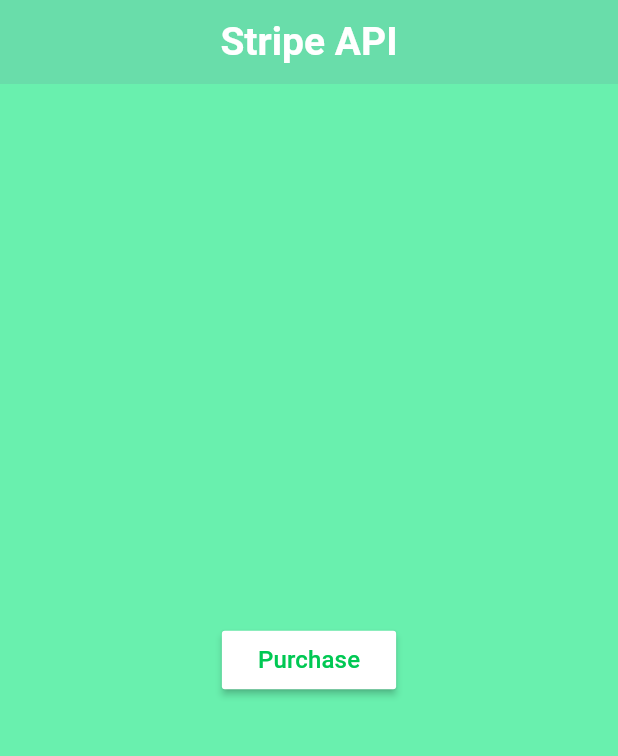
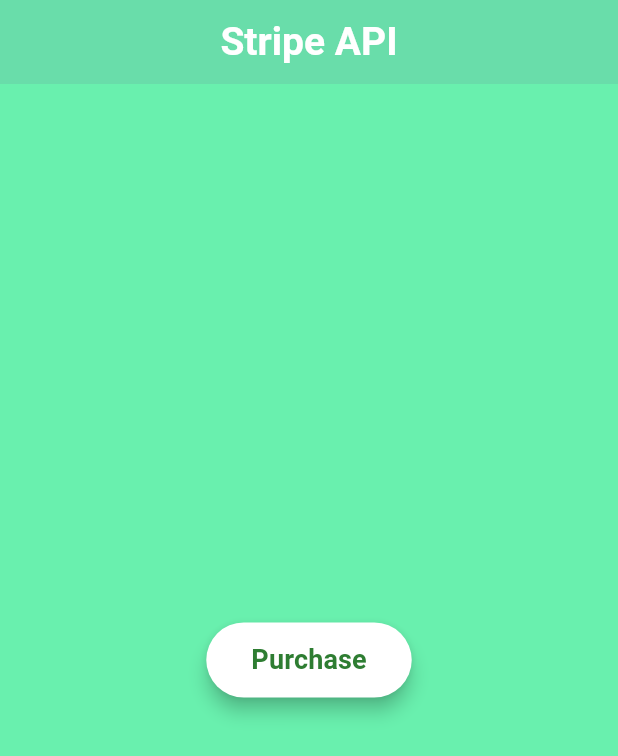
Before and after one commit to AbdullahAli2005/Stripe-API, a Flutter app: the screen it shows after launch, after a tap on "Purchase", on a phone screen of 412 x 824 dp. Shown: the top 756 px of the screen. Run offline on Flutter 3.47's test engine with Material 3 defaults, Android fonts, the phone set to English and light mode, and no system bars; our stand-ins replace dio, flutter_spinkit; missing offline and left inert: flutter_stripe; network calls fail.

Commit message:
Updated UI

```diff
--- a/lib/home_page.dart
+++ b/lib/home_page.dart
@@ -1,3 +1,55 @@
+// import 'package:flutter/material.dart';
+// import 'package:stripe_integration/services/stripe_service.dart';
+
+// class HomePage extends StatefulWidget {
+//   const HomePage({super.key});
+
+//   @override
+//   State<HomePage> createState() => _HomePageState();
+// }
+
+// class _HomePageState extends State<HomePage> {
+//   @override
+//   Widget build(BuildContext context) {
+//     return SafeArea(
+//       child: Scaffold(
+//         backgroundColor: Colors.greenAccent,
+//         appBar: AppBar(
+//           backgroundColor: Colors.greenAccent,
+//           elevation: 8,
+//           title: const Text(
+//             "Stripe API",
+//             style: TextStyle(
+//                 color: Colors.white, fontWeight: FontWeight.bold, fontSize: 26),
+//           ),
+//           centerTitle: true,
+//         ),
+//         body: SizedBox.expand(
+//           child: Column(
+//             mainAxisAlignment: MainAxisAlignment.center,
+//             crossAxisAlignment: CrossAxisAlignment.center,
+//             children: [
+//               MaterialButton(
+//                 onPressed: () {
+//                   StripeService.instance.makePayment();
+//                 },
+//                 color: Colors.white,
+//                 child: Padding(
+//                   padding: const EdgeInsets.all(8.0),
+//                   child: Text(
+//                     "Purchase",
+//                     style:
+//                         TextStyle(color: Colors.greenAccent[700], fontSize: 16),
+//                   ),
+//                 ),
+//               )
+//             ],
+//           ),
+//         ),
+//       ),
+//     );
+//   }
+// }
 import 'package:flutter/material.dart';
 import 'package:stripe_integration/services/stripe_service.dart';
 
@@ -11,9 +63,7 @@ class HomePage extends StatefulWidget {
 class _HomePageState extends State<HomePage> {
   @override
   Widget build(BuildContext context) {
-    return SafeArea(
-      child: Scaffold(
-        backgroundColor: Colors.greenAccent,
+    return Scaffold(
       appBar: AppBar(
         backgroundColor: Colors.greenAccent,
         elevation: 8,
@@ -24,26 +74,33 @@ class _HomePageState extends State<HomePage> {
         ),
         centerTitle: true,
       ),
-        body: SizedBox.expand(
-          child: Column(
-            mainAxisAlignment: MainAxisAlignment.center,
-            crossAxisAlignment: CrossAxisAlignment.center,
-            children: [
-              MaterialButton(
+      body: Container(
+        decoration: const BoxDecoration(
+          // gradient: LinearGradient(
+          //   colors: [Color(0xFF4CAF50), Color(0xFF2E7D32)], // Green gradient
+          //   begin: Alignment.topLeft,
+          //   end: Alignment.bottomRight,
+          // ),
+          color: Colors.greenAccent
+        ),
+        child: Center(
+          child: ElevatedButton(
             onPressed: () {
               StripeService.instance.makePayment();
             },
-                color: Colors.white,
-                child: Padding(
-                  padding: const EdgeInsets.all(8.0),
-                  child: Text(
+            style: ElevatedButton.styleFrom(
+              backgroundColor: Colors.white,
+              foregroundColor: Colors.green[800],
+              elevation: 5,
+              shape: RoundedRectangleBorder(
+                borderRadius: BorderRadius.circular(30),
+              ),
+              padding: const EdgeInsets.symmetric(horizontal: 30, vertical: 12),
+            ),
+            child: const Text(
               "Purchase",
-                    style:
-                        TextStyle(color: Colors.greenAccent[700], fontSize: 16),
+              style: TextStyle(fontSize: 18, fontWeight: FontWeight.bold),
             ),
-                ),
-              )
-            ],
           ),
         ),
       ),
--- a/lib/main.dart
+++ b/lib/main.dart
@@ -1,6 +1,7 @@
 import 'package:flutter/material.dart';
 import 'package:flutter_stripe/flutter_stripe.dart';
 import 'package:stripe_integration/consts.dart';
+import 'package:stripe_integration/splash_screen.dart';
 
 import 'home_page.dart';
 
@@ -20,13 +21,13 @@ class MyApp extends StatelessWidget {
   @override
   Widget build(BuildContext context) {
     return MaterialApp(
-      title: 'Stripe Demo',
+      title: 'Stripe',
       debugShowCheckedModeBanner: false,
       theme: ThemeData(
        colorScheme: ColorScheme.fromSeed(seedColor: Colors.deepPurple),
         useMaterial3: true,
       ),
-      home: const HomePage(),
+      home: const SplashScreen(),
     );
   }
 }
--- /dev/null
+++ b/lib/splash_screen.dart
@@ -0,0 +1,47 @@
+import 'package:flutter/material.dart';
+import 'package:flutter_spinkit/flutter_spinkit.dart';
+import 'home_page.dart';
+
+class SplashScreen extends StatefulWidget {
+  const SplashScreen({super.key});
+
+  @override
+  State<SplashScreen> createState() => _SplashScreenState();
+}
+
+class _SplashScreenState extends State<SplashScreen> {
+  @override
+  void initState() {
+    super.initState();
+    Future.delayed(const Duration(seconds: 3), () {
+      Navigator.pushReplacement(
+        context,
+        MaterialPageRoute(builder: (context) => const HomePage()),
+      );
+    }
+    );
+  }
+
+  @override
+  Widget build(BuildContext context) {
+    return const Scaffold(
+      // backgroundColor: Color(0xFF2E7D32),
+      backgroundColor: Colors.greenAccent,
+      body: Center(
+        child: Column(
+          mainAxisAlignment: MainAxisAlignment.center,
+          children: [
+            Icon(Icons.monetization_on,
+            color: Colors.white,
+            size: 80,),
+            SizedBox(height: 20),
+            SpinKitThreeBounce(
+              color: Colors.white,
+              size: 24,
+            ),
+          ],
+        ),
+      ),
+    );
+  }
+}
--- a/pubspec.yaml
+++ b/pubspec.yaml
@@ -37,6 +37,7 @@ dependencies:
   cupertino_icons: ^1.0.8
   flutter_stripe: ^11.4.0
   dio: ^5.8.0+1
+  flutter_spinkit: ^5.2.1
 
 dev_dependencies:
   flutter_test:
```
Also changed, not shown: pubspec.lock. Lines whose indentation alone changed are shown as unchanged.
